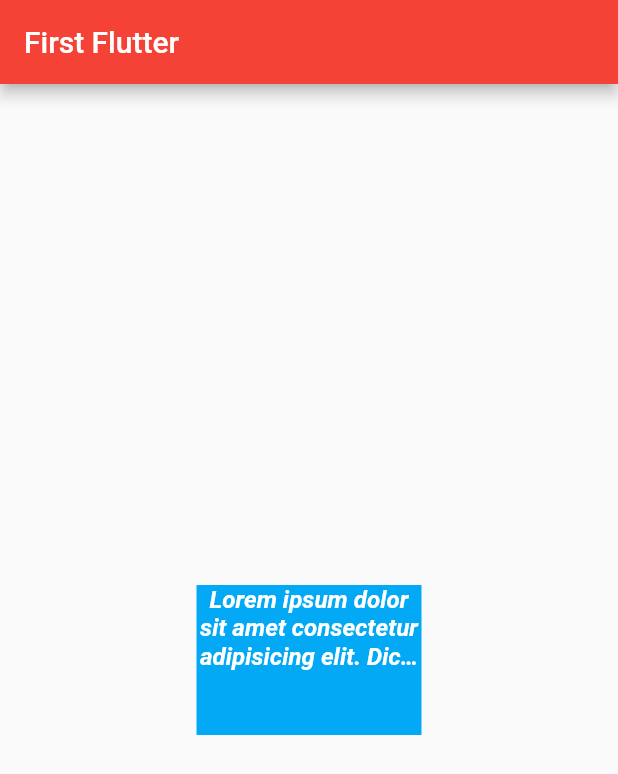
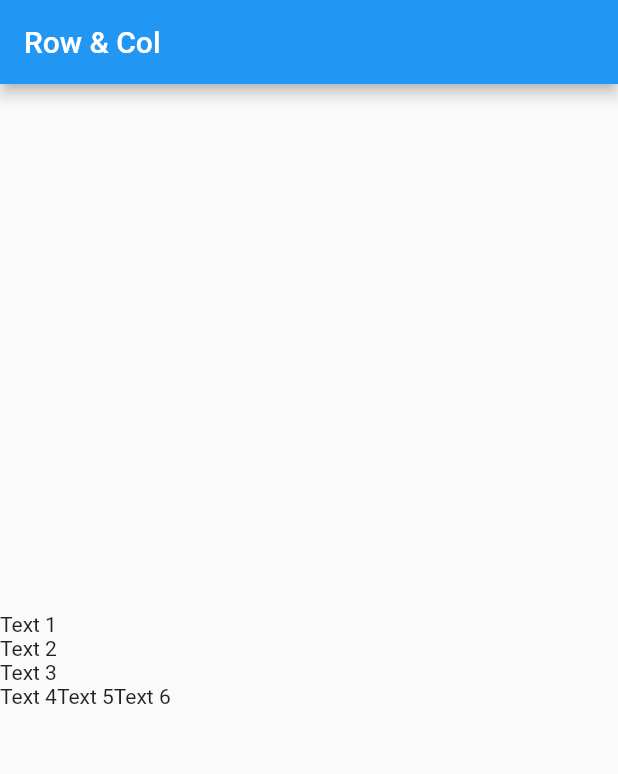
Before and after one commit to idamachmadfaizin/Learn-Flutter, a Flutter app: the screen it shows after launch, on a phone screen of 412 x 824 dp. Shown: the top 774 px of the screen. Run offline on Flutter 3.47's test engine with Material 2 defaults, Android fonts, the phone set to English and light mode, and no system bars.

Commit message:
Row And Column

```diff
--- a/lib/main.dart
+++ b/lib/main.dart
@@ -7,26 +7,24 @@ class MyApp extends StatelessWidget {
   Widget build(BuildContext context) {
     return MaterialApp(
       home: Scaffold(
-          appBar: AppBar(
-            title: Text('First Flutter'),
-            backgroundColor: Colors.red,
-          ),
-          body: Center(
-              child: Container(
-                  color: Colors.lightBlue,
-                  width: 150,
-                  height: 100,
-                  child: Text(
-                    'Lorem ipsum dolor sit amet consectetur adipisicing elit. Dicta quos odit voluptatum, numquam placeat omnis cum sint saepe rerum tempore, a aliquam natus, eaque magnam inventore fugiat! Non, nisi pariatur?',
-                    maxLines: 3,
-                    overflow: TextOverflow.ellipsis,
-                    textAlign: TextAlign.center,
-                    style: TextStyle(
-                        color: Colors.white,
-                        fontSize: 16,
-                        fontStyle: FontStyle.italic,
-                        fontWeight: FontWeight.bold),
-                  )))),
+        appBar: AppBar(title: Text('Row & Col')),
+        body: Column(
+          mainAxisAlignment: MainAxisAlignment.center,
+          crossAxisAlignment: CrossAxisAlignment.start,
+          children: <Widget>[
+            Text('Text 1'),
+            Text('Text 2'),
+            Text('Text 3'),
+            Row(
+              children: <Widget>[
+                Text('Text 4'),
+                Text('Text 5'),
+                Text('Text 6'),
+              ],
+            )
+          ],
+        ),
+      ),
     );
   }
 }
```
